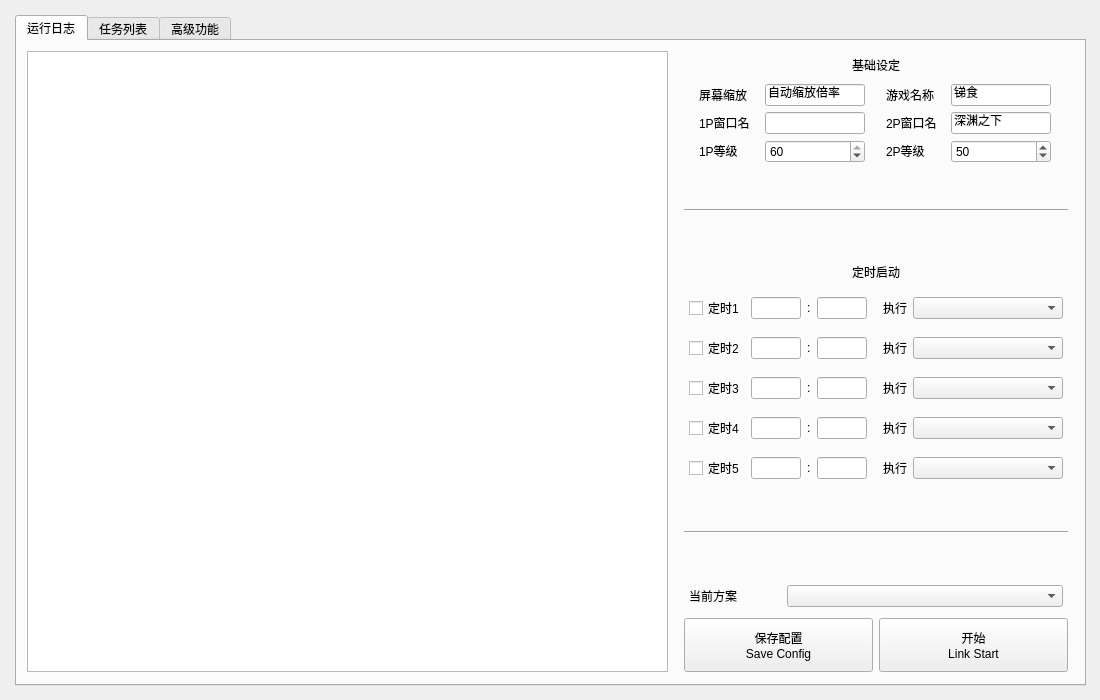
Qt form resource/ui/FAA_3.0.ui (StareAbyss/FoodsVsMiceAutoAssistant) before a commit.
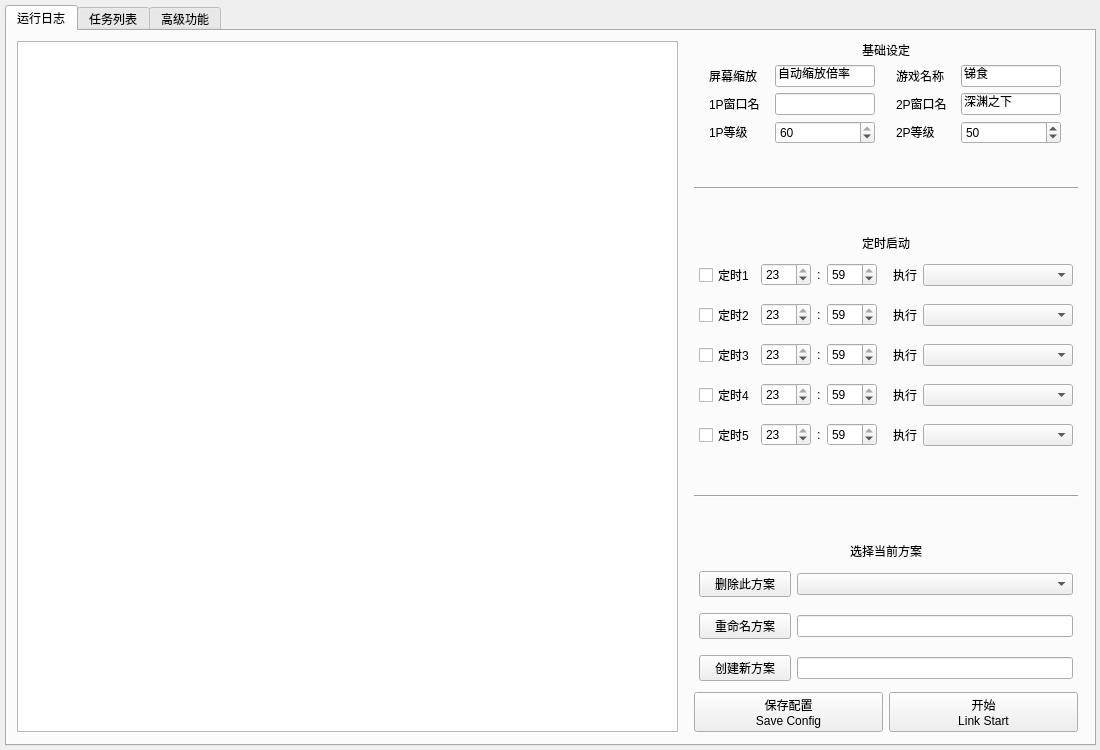
The same form after that commit.

Commit message: v1.2.3 预更新了1.3.0的UI界面适配的全新settings文件, 并更新了[Pyqt元素/opt内部属性/json文件]之间的传输和更改. 在第三版ui中, 1.支持用户保存多种todo方案; 2.支持定时启动不同的方案以更灵活的自主挂机, 高效利用免费双暴时间; 3. 多标签页设置, 更加美观好用; 4.内置打开战斗方案编辑器; 更多内容等待反馈ing

The edit to the form file:
```diff
--- a/resource/ui/FAA_3.0.ui
+++ b/resource/ui/FAA_3.0.ui
@@ -10,7 +10,7 @@
     <x>0</x>
     <y>0</y>
     <width>1100</width>
-    <height>700</height>
+    <height>750</height>
    </rect>
   </property>
   <property name="sizePolicy">
@@ -22,13 +22,13 @@
   <property name="minimumSize">
    <size>
     <width>1100</width>
-    <height>700</height>
+    <height>750</height>
    </size>
   </property>
   <property name="maximumSize">
    <size>
     <width>1100</width>
-    <height>700</height>
+    <height>750</height>
    </size>
   </property>
   <property name="tabletTracking">
@@ -65,10 +65,10 @@
    <widget class="QWidget" name="horizontalLayoutWidget_2">
     <property name="geometry">
      <rect>
-      <x>10</x>
-      <y>10</y>
-      <width>1081</width>
-      <height>681</height>
+      <x>0</x>
+      <y>0</y>
+      <width>1101</width>
+      <height>751</height>
      </rect>
     </property>
     <layout class="QHBoxLayout" name="LayMain">
@@ -107,8 +107,8 @@
           <rect>
            <x>0</x>
            <y>0</y>
-           <width>1061</width>
-           <height>641</height>
+           <width>1081</width>
+           <height>711</height>
           </rect>
          </property>
          <layout class="QHBoxLayout" name="Lay_Tab1" stretch="4,0">
@@ -169,7 +169,7 @@
            </layout>
           </item>
           <item>
-           <layout class="QVBoxLayout" name="Lay_Tab1_Right" stretch="1,1,1,1,0,0,0,1,1,1,1,1,1,0,0,0,1,2">
+           <layout class="QVBoxLayout" name="Lay_Tab1_Right" stretch="1,1,1,1,0,0,0,1,1,1,1,1,1,0,0,0,0,1,0,0,2">
             <property name="leftMargin">
              <number>5</number>
             </property>
@@ -730,7 +730,13 @@
                  </widget>
                 </item>
                 <item>
-                 <widget class="QLineEdit" name="Timer1_H">
+                 <widget class="QSpinBox" name="Timer1_H">
+                  <property name="sizePolicy">
+                   <sizepolicy hsizetype="Fixed" vsizetype="Fixed">
+                    <horstretch>0</horstretch>
+                    <verstretch>0</verstretch>
+                   </sizepolicy>
+                  </property>
                   <property name="minimumSize">
                    <size>
                     <width>50</width>
@@ -743,14 +749,14 @@
                     <height>16777215</height>
                    </size>
                   </property>
-                  <property name="tabletTracking">
-                   <bool>false</bool>
+                  <property name="minimum">
+                   <number>0</number>
                   </property>
-                  <property name="autoFillBackground">
-                   <bool>false</bool>
+                  <property name="maximum">
+                   <number>23</number>
                   </property>
-                  <property name="text">
-                   <string/>
+                  <property name="value">
+                   <number>23</number>
                   </property>
                  </widget>
                 </item>
@@ -768,7 +774,13 @@
                  </widget>
                 </item>
                 <item>
-                 <widget class="QLineEdit" name="Timer1_M">
+                 <widget class="QSpinBox" name="Timer1_M">
+                  <property name="sizePolicy">
+                   <sizepolicy hsizetype="Fixed" vsizetype="Fixed">
+                    <horstretch>0</horstretch>
+                    <verstretch>0</verstretch>
+                   </sizepolicy>
+                  </property>
                   <property name="minimumSize">
                    <size>
                     <width>50</width>
@@ -781,14 +793,14 @@
                     <height>16777215</height>
                    </size>
                   </property>
-                  <property name="tabletTracking">
-                   <bool>false</bool>
+                  <property name="minimum">
+                   <number>0</number>
                   </property>
-                  <property name="autoFillBackground">
-                   <bool>false</bool>
+                  <property name="maximum">
+                   <number>59</number>
                   </property>
-                  <property name="text">
-                   <string/>
+                  <property name="value">
+                   <number>59</number>
                   </property>
                  </widget>
                 </item>
@@ -904,7 +916,13 @@
                  </widget>
                 </item>
                 <item>
-                 <widget class="QLineEdit" name="Timer2_H">
+                 <widget class="QSpinBox" name="Timer2_H">
+                  <property name="sizePolicy">
+                   <sizepolicy hsizetype="Fixed" vsizetype="Fixed">
+                    <horstretch>0</horstretch>
+                    <verstretch>0</verstretch>
+                   </sizepolicy>
+                  </property>
                   <property name="minimumSize">
                    <size>
                     <width>50</width>
@@ -917,14 +935,14 @@
                     <height>16777215</height>
                    </size>
                   </property>
-                  <property name="tabletTracking">
-                   <bool>false</bool>
+                  <property name="minimum">
+                   <number>0</number>
                   </property>
-                  <property name="autoFillBackground">
-                   <bool>false</bool>
+                  <property name="maximum">
+                   <number>23</number>
                   </property>
-                  <property name="text">
-                   <string/>
+                  <property name="value">
+                   <number>23</number>
                   </property>
                  </widget>
                 </item>
@@ -942,7 +960,13 @@
                  </widget>
                 </item>
                 <item>
-                 <widget class="QLineEdit" name="Timer2_M">
+                 <widget class="QSpinBox" name="Timer2_M">
+                  <property name="sizePolicy">
+                   <sizepolicy hsizetype="Fixed" vsizetype="Fixed">
+                    <horstretch>0</horstretch>
+                    <verstretch>0</verstretch>
+                   </sizepolicy>
+                  </property>
                   <property name="minimumSize">
                    <size>
                     <width>50</width>
@@ -955,14 +979,14 @@
                     <height>16777215</height>
                    </size>
                   </property>
-                  <property name="tabletTracking">
-                   <bool>false</bool>
+                  <property name="minimum">
+                   <number>0</number>
                   </property>
-                  <property name="autoFillBackground">
-                   <bool>false</bool>
+                  <property name="maximum">
+                   <number>59</number>
                   </property>
-                  <property name="text">
-                   <string/>
+                  <property name="value">
+                   <number>59</number>
                   </property>
                  </widget>
                 </item>
@@ -1078,7 +1102,13 @@
                  </widget>
                 </item>
                 <item>
-                 <widget class="QLineEdit" name="Timer3_H">
+                 <widget class="QSpinBox" name="Timer3_H">
+                  <property name="sizePolicy">
+                   <sizepolicy hsizetype="Fixed" vsizetype="Fixed">
+                    <horstretch>0</horstretch>
+                    <verstretch>0</verstretch>
+                   </sizepolicy>
+                  </property>
                   <property name="minimumSize">
                    <size>
                     <width>50</width>
@@ -1091,14 +1121,14 @@
                     <height>16777215</height>
                    </size>
                   </property>
-                  <property name="tabletTracking">
-                   <bool>false</bool>
+                  <property name="minimum">
+                   <number>0</number>
                   </property>
-                  <property name="autoFillBackground">
-                   <bool>false</bool>
+                  <property name="maximum">
+                   <number>23</number>
                   </property>
-                  <property name="text">
-                   <string/>
+                  <property name="value">
+                   <number>23</number>
                   </property>
                  </widget>
                 </item>
@@ -1116,7 +1146,13 @@
                  </widget>
                 </item>
                 <item>
-                 <widget class="QLineEdit" name="Timer3_M">
+                 <widget class="QSpinBox" name="Timer3_M">
+                  <property name="sizePolicy">
+                   <sizepolicy hsizetype="Fixed" vsizetype="Fixed">
+                    <horstretch>0</horstretch>
+                    <verstretch>0</verstretch>
+                   </sizepolicy>
+                  </property>
                   <property name="minimumSize">
                    <size>
                     <width>50</width>
@@ -1129,14 +1165,14 @@
                     <height>16777215</height>
                    </size>
                   </property>
-                  <property name="tabletTracking">
-                   <bool>false</bool>
+                  <property name="minimum">
+                   <number>0</number>
                   </property>
-                  <property name="autoFillBackground">
-                   <bool>false</bool>
+                  <property name="maximum">
+                   <number>59</number>
                   </property>
-                  <property name="text">
-                   <string/>
+                  <property name="value">
+                   <number>59</number>
                   </property>
                  </widget>
                 </item>
@@ -1252,7 +1288,13 @@
                  </widget>
                 </item>
                 <item>
-                 <widget class="QLineEdit" name="Timer4_H">
+                 <widget class="QSpinBox" name="Timer4_H">
+                  <property name="sizePolicy">
+                   <sizepolicy hsizetype="Fixed" vsizetype="Fixed">
+                    <horstretch>0</horstretch>
+                    <verstretch>0</verstretch>
+                   </sizepolicy>
+                  </property>
                   <property name="minimumSize">
                    <size>
                     <width>50</width>
@@ -1265,14 +1307,14 @@
                     <height>16777215</height>
                    </size>
                   </property>
-                  <property name="tabletTracking">
-                   <bool>false</bool>
+                  <property name="minimum">
+                   <number>0</number>
                   </property>
-                  <property name="autoFillBackground">
-                   <bool>false</bool>
+                  <property name="maximum">
+                   <number>23</number>
                   </property>
-                  <property name="text">
-                   <string/>
+                  <property name="value">
+                   <number>23</number>
                   </property>
                  </widget>
                 </item>
@@ -1290,7 +1332,13 @@
                  </widget>
                 </item>
                 <item>
-                 <widget class="QLineEdit" name="Timer4_M">
+                 <widget class="QSpinBox" name="Timer4_M">
+                  <property name="sizePolicy">
+                   <sizepolicy hsizetype="Fixed" vsizetype="Fixed">
+                    <horstretch>0</horstretch>
+                    <verstretch>0</verstretch>
+                   </sizepolicy>
+                  </property>
                   <property name="minimumSize">
                    <size>
                     <width>50</width>
@@ -1303,14 +1351,14 @@
                     <height>16777215</height>
                    </size>
                   </property>
-                  <property name="tabletTracking">
-                   <bool>false</bool>
+                  <property name="minimum">
+                   <number>0</number>
                   </property>
-                  <property name="autoFillBackground">
-                   <bool>false</bool>
+                  <property name="maximum">
+                   <number>59</number>
                   </property>
-                  <property name="text">
-                   <string/>
+                  <property name="value">
+                   <number>59</number>
                   </property>
                  </widget>
                 </item>
@@ -1426,7 +1474,13 @@
                  </widget>
                 </item>
                 <item>
-                 <widget class="QLineEdit" name="Timer5_H">
+                 <widget class="QSpinBox" name="Timer5_H">
+                  <property name="sizePolicy">
+                   <sizepolicy hsizetype="Fixed" vsizetype="Fixed">
+                    <horstretch>0</horstretch>
+                    <verstretch>0</verstretch>
+                   </sizepolicy>
+                  </property>
                   <property name="minimumSize">
                    <size>
                     <width>50</width>
@@ -1439,14 +1493,14 @@
                     <height>16777215</height>
                    </size>
                   </property>
-                  <property name="tabletTracking">
-                   <bool>false</bool>
+                  <property name="minimum">
+                   <number>0</number>
                   </property>
-                  <property name="autoFillBackground">
-                   <bool>false</bool>
+                  <property name="maximum">
+                   <number>23</number>
                   </property>
-                  <property name="text">
-                   <string/>
+                  <property name="value">
+                   <number>23</number>
                   </property>
                  </widget>
                 </item>
@@ -1464,7 +1518,13 @@
                  </widget>
                 </item>
                 <item>
-                 <widget class="QLineEdit" name="Timer5_M">
+                 <widget class="QSpinBox" name="Timer5_M">
+                  <property name="sizePolicy">
+                   <sizepolicy hsizetype="Fixed" vsizetype="Fixed">
+                    <horstretch>0</horstretch>
+                    <verstretch>0</verstretch>
+                   </sizepolicy>
+                  </property>
                   <property name="minimumSize">
                    <size>
                     <width>50</width>
@@ -1477,14 +1537,14 @@
                     <height>16777215</height>
                    </size>
                   </property>
-                  <property name="tabletTracking">
-                   <bool>false</bool>
+                  <property name="minimum">
+                   <number>0</number>
                   </property>
-                  <property name="autoFillBackground">
-                   <bool>false</bool>
+                  <property name="maximum">
+                   <number>59</number>
                   </property>
-                  <property name="text">
-                   <string/>
+                  <property name="value">
+                   <number>59</number>
                   </property>
                  </widget>
                 </item>
@@ -1576,6 +1636,16 @@
               </property>
              </spacer>
             </item>
+            <item>
+             <widget class="QLabel" name="Label_CurrentPlan">
+              <property name="text">
+               <string>选择当前方案</string>
+              </property>
+              <property name="alignment">
+               <set>Qt::AlignCenter</set>
+              </property>
+             </widget>
+            </item>
             <item>
              <layout class="QHBoxLayout" name="Lay_CurrentPlan" stretch="2,6">
               <property name="sizeConstraint">
@@ -1596,7 +1666,7 @@
               <item>
                <layout class="QVBoxLayout" name="LayCurrentPlan_Text">
                 <item>
-                 <widget class="QLabel" name="CurrentPlan_Text">
+                 <widget class="QPushButton" name="Button_DeletePlan">
                   <property name="sizePolicy">
                    <sizepolicy hsizetype="Expanding" vsizetype="Expanding">
                     <horstretch>0</horstretch>
@@ -1616,7 +1686,7 @@
                    </size>
                   </property>
                   <property name="text">
-                   <string>当前方案</string>
+                   <string>删除此方案</string>
                   </property>
                  </widget>
                 </item>
@@ -1650,6 +1720,160 @@
               </item>
              </layout>
             </item>
+            <item>
+             <layout class="QHBoxLayout" name="Lay_CurrentPlan_2" stretch="2,6">
+              <property name="sizeConstraint">
+               <enum>QLayout::SetDefaultConstraint</enum>
+              </property>
+              <property name="leftMargin">
+               <number>5</number>
+              </property>
+              <property name="topMargin">
+               <number>5</number>
+              </property>
+              <property name="rightMargin">
+               <number>5</number>
+              </property>
+              <property name="bottomMargin">
+               <number>5</number>
+              </property>
+              <item>
+               <layout class="QVBoxLayout" name="LayCurrentPlan_Text_2">
+                <item>
+                 <widget class="QPushButton" name="Button_RenamePlan">
+                  <property name="sizePolicy">
+                   <sizepolicy hsizetype="Expanding" vsizetype="Expanding">
+                    <horstretch>0</horstretch>
+                    <verstretch>0</verstretch>
+                   </sizepolicy>
+                  </property>
+                  <property name="minimumSize">
+                   <size>
+                    <width>0</width>
+                    <height>0</height>
+                   </size>
+                  </property>
+                  <property name="maximumSize">
+                   <size>
+                    <width>16777215</width>
+                    <height>16777215</height>
+                   </size>
+                  </property>
+                  <property name="text">
+                   <string>重命名方案</string>
+                  </property>
+                 </widget>
+                </item>
+               </layout>
+              </item>
+              <item>
+               <layout class="QHBoxLayout" name="horizontalLayout">
+                <item>
+                 <widget class="QLineEdit" name="RenamePlan_Input">
+                  <property name="minimumSize">
+                   <size>
+                    <width>0</width>
+                    <height>0</height>
+                   </size>
+                  </property>
+                  <property name="maximumSize">
+                   <size>
+                    <width>16777215</width>
+                    <height>16777215</height>
+                   </size>
+                  </property>
+                  <property name="tabletTracking">
+                   <bool>false</bool>
+                  </property>
+                  <property name="autoFillBackground">
+                   <bool>false</bool>
+                  </property>
+                  <property name="text">
+                   <string/>
+                  </property>
+                 </widget>
+                </item>
+               </layout>
+              </item>
+             </layout>
+            </item>
+            <item>
+             <layout class="QHBoxLayout" name="Lay_CurrentPlan_3" stretch="2,6">
+              <property name="sizeConstraint">
+               <enum>QLayout::SetDefaultConstraint</enum>
+              </property>
+              <property name="leftMargin">
+               <number>5</number>
+              </property>
+              <property name="topMargin">
+               <number>5</number>
+              </property>
+              <property name="rightMargin">
+               <number>5</number>
+              </property>
+              <property name="bottomMargin">
+               <number>5</number>
+              </property>
+              <item>
+               <layout class="QVBoxLayout" name="LayCurrentPlan_Text_3">
+                <item>
+                 <widget class="QPushButton" name="Button_CreatePlan">
+                  <property name="sizePolicy">
+                   <sizepolicy hsizetype="Expanding" vsizetype="Expanding">
+                    <horstretch>0</horstretch>
+                    <verstretch>0</verstretch>
+                   </sizepolicy>
+                  </property>
+                  <property name="minimumSize">
+                   <size>
+                    <width>0</width>
+                    <height>0</height>
+                   </size>
+                  </property>
+                  <property name="maximumSize">
+                   <size>
+                    <width>16777215</width>
+                    <height>16777215</height>
+                   </size>
+                  </property>
+                  <property name="text">
+                   <string>创建新方案</string>
+                  </property>
+                 </widget>
+                </item>
+               </layout>
+              </item>
+              <item>
+               <layout class="QHBoxLayout" name="horizontalLayout_2">
+                <item>
+                 <widget class="QLineEdit" name="CreatePlan_Input">
+                  <property name="minimumSize">
+                   <size>
+                    <width>0</width>
+                    <height>0</height>
+                   </size>
+                  </property>
+                  <property name="maximumSize">
+                   <size>
+                    <width>16777215</width>
+                    <height>16777215</height>
+                   </size>
+                  </property>
+                  <property name="tabletTracking">
+                   <bool>false</bool>
+                  </property>
+                  <property name="autoFillBackground">
+                   <bool>false</bool>
+                  </property>
+                  <property name="text">
+                   <string/>
+                  </property>
+                 </widget>
+                </item>
+               </layout>
+              </item>
+             </layout>
+            </item>
             <item>
              <layout class="QHBoxLayout" name="Lay_StartButton">
               <item>
```
Left out of the diff: 48 changed lines with no effect on the pictures. The commit also changes 4 other files.
